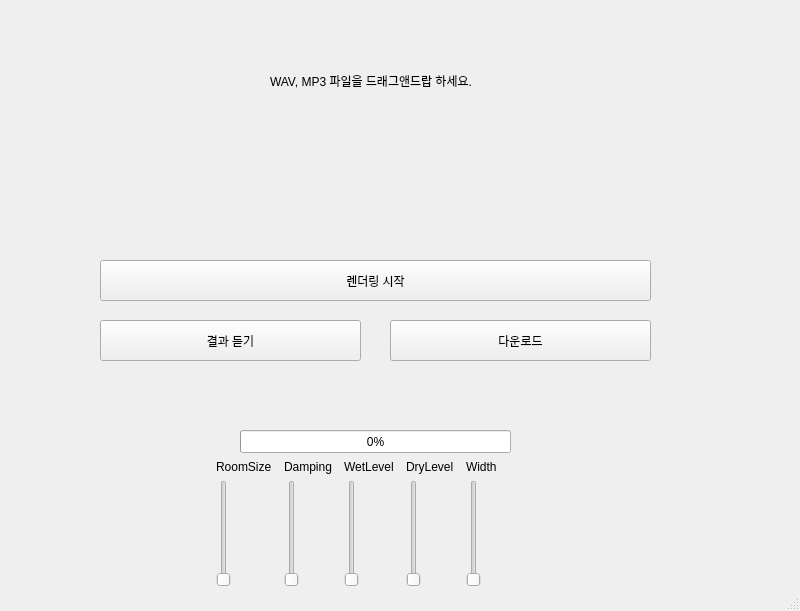
This is Frontend-qt/Widgets/MainWindow.ui in ngee044/ReverbAssignment as Qt 5 draws it before an edit. The edited form follows.
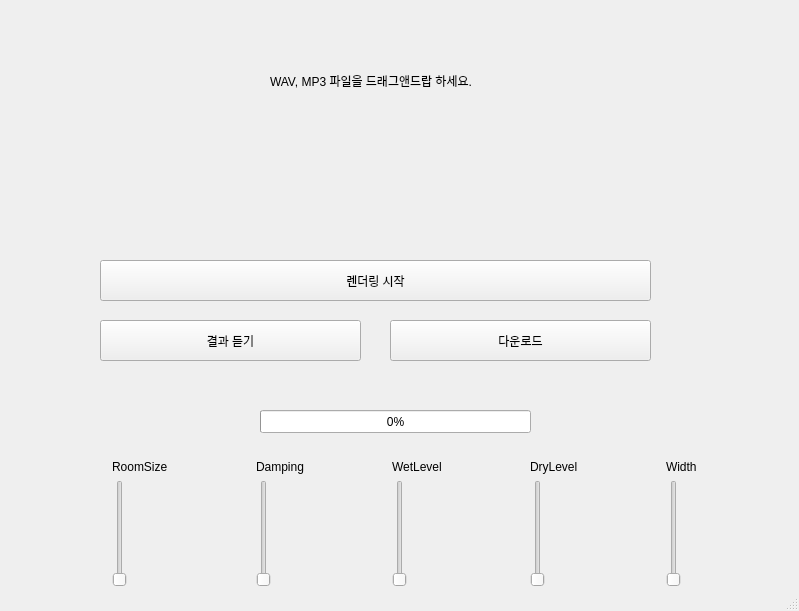
This is the edited form. Custom widgets are drawn as their Qt base class.

Commit message: u: qt frontend 수정

Diff of the .ui file:
```diff
--- a/Frontend-qt/Widgets/MainWindow.ui
+++ b/Frontend-qt/Widgets/MainWindow.ui
@@ -6,7 +6,7 @@
    <rect>
     <x>0</x>
     <y>0</y>
-    <width>800</width>
+    <width>799</width>
     <height>611</height>
    </rect>
   </property>
@@ -76,9 +76,9 @@
    <widget class="QWidget" name="widget" native="true">
     <property name="geometry">
      <rect>
-      <x>210</x>
+      <x>30</x>
       <y>460</y>
-      <width>297</width>
+      <width>751</width>
       <height>127</height>
      </rect>
     </property>
@@ -178,8 +178,8 @@
    <widget class="QProgressBar" name="RenderProgressBar">
     <property name="geometry">
      <rect>
-      <x>240</x>
-      <y>430</y>
+      <x>260</x>
+      <y>410</y>
       <width>271</width>
       <height>23</height>
      </rect>
```
The commit also changes 1 other file.
